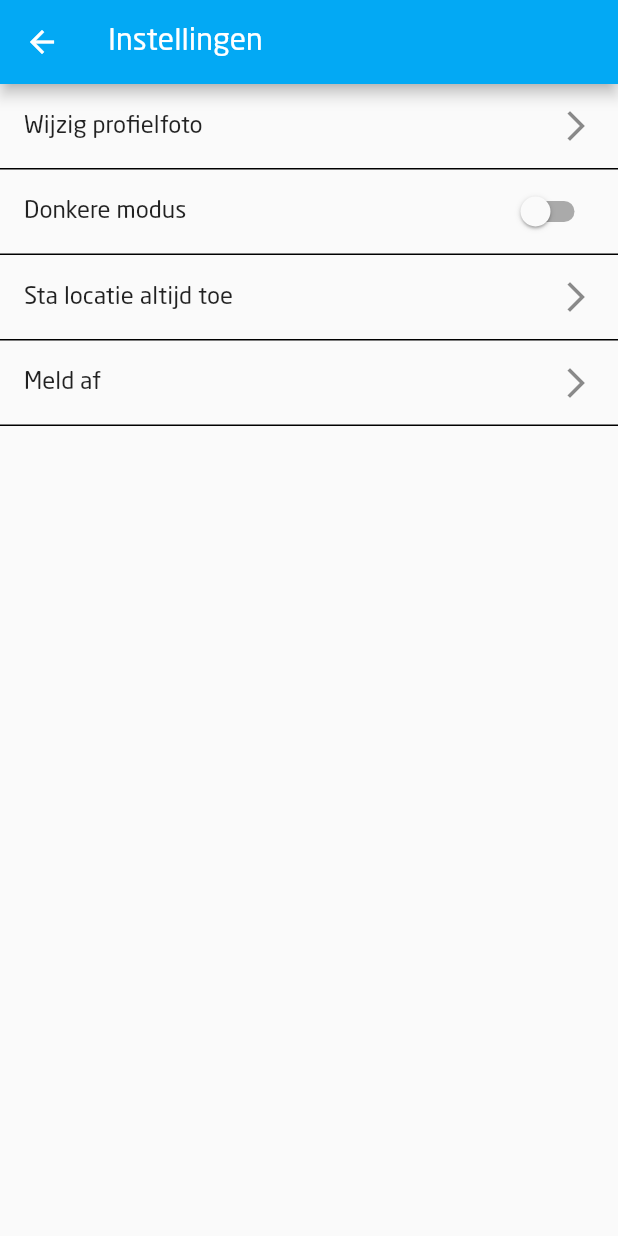
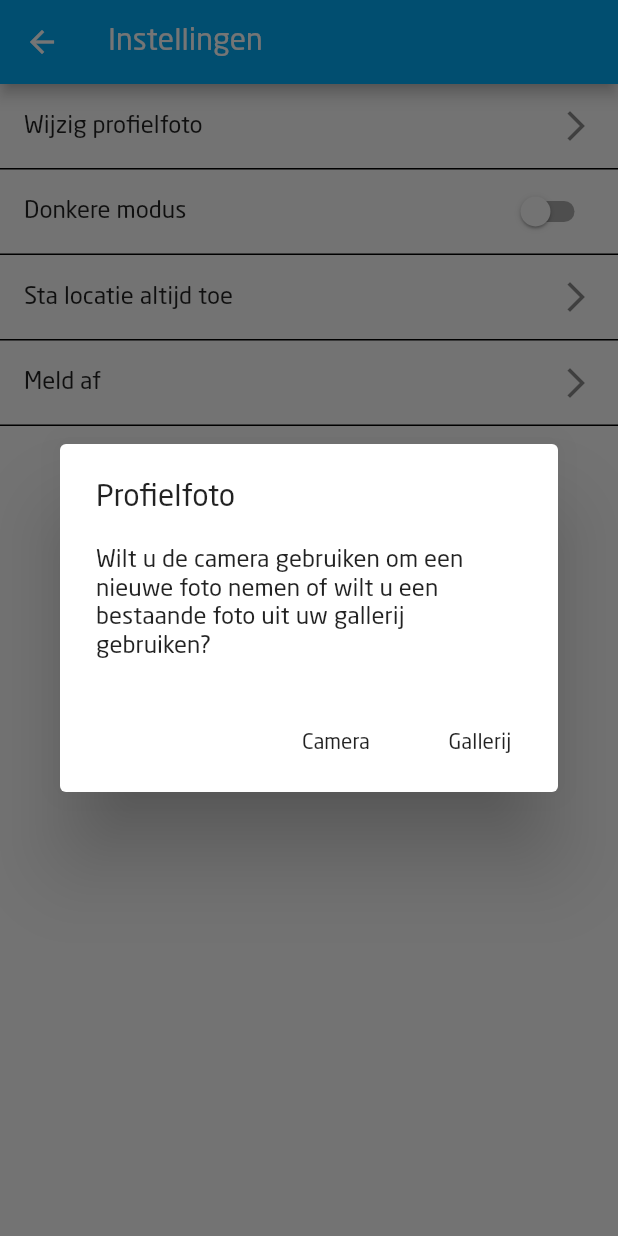
Before and after one commit to oSoc18/gentlestudent, a Flutter app: the SettingsPage screen opened by its route, after a tap on "Wijzig profielfoto", on a phone screen of 412 x 824 dp. Run offline on Flutter 3.47's test engine with Material 2 defaults, Android fonts, the phone set to English and light mode, and no system bars; our stand-ins replace cached_network_image, cloud_firestore, date_format, dynamic_theme, firebase_auth, flutter_map and 3 more; missing offline and left inert: beacons, flutter_html_view, intro_views_flutter, local_notifications; accounts and stored records are empty.

Commit message:
A user can select a picture using the camera and the gallery

```diff
--- a/gentle_student/lib/pages/user/settings/settings_page.dart
+++ b/gentle_student/lib/pages/user/settings/settings_page.dart
@@ -1,10 +1,12 @@
 import 'dart:async';
+import 'dart:io';
 
 import 'package:Gentle_Student/data/database_helper.dart';
 import 'package:Gentle_Student/pages/login/login_page.dart';
 import 'package:dynamic_theme/dynamic_theme.dart';
 import 'package:firebase_auth/firebase_auth.dart';
 import 'package:flutter/material.dart';
+import 'package:image_picker/image_picker.dart';
 
 class SettingsPage extends StatefulWidget {
   static String tag = 'settings-page';
@@ -17,6 +19,7 @@ class _SettingsPageState extends State<SettingsPage> {
   final db = new DatabaseHelper();
   final scaffoldKey = new GlobalKey<ScaffoldState>();
   bool _switchValue = false;
+  File _image;
 
   //Function for switching between dark mode and light mode
   void _changeBrightnessAndColor() {
@@ -94,6 +97,50 @@ class _SettingsPageState extends State<SettingsPage> {
     );
   }
 
+  //Let user choose between camera and gallery
+  Future<Null> _displayCameraOrGalleryDialog() async {
+    return showDialog<Null>(
+      context: context,
+      builder: (BuildContext context) {
+        return new AlertDialog(
+          title: new Text("Profielfoto"),
+          content: new SingleChildScrollView(
+            child: new ListBody(
+              children: <Widget>[
+                new Text('Wilt u de camera gebruiken om een nieuwe foto nemen of wilt u een bestaande foto uit uw gallerij gebruiken?'),
+              ],
+            ),
+          ),
+          actions: <Widget>[
+            new FlatButton(
+              child: new Text('Camera'),
+              onPressed: () {
+                Navigator.of(context).pop();
+                getImage(ImageSource.camera);
+              },
+            ),
+            new FlatButton(
+              child: new Text('Gallerij'),
+              onPressed: () {
+                Navigator.of(context).pop();
+                getImage(ImageSource.gallery);
+              },
+            ),
+          ],
+        );
+      },
+    );
+  }
+
+  //Let user take a picture or choose an existing picture from their gallery
+  Future getImage(ImageSource imageSource) async {
+    var image = await ImagePicker.pickImage(source: imageSource);
+
+    setState(() {
+      _image = image;
+    });
+  }
+
   //Location permission dialog
   Future<Null> _displayLocationPermissionDialog() async {
     return showDialog<Null>(
@@ -143,7 +190,7 @@ class _SettingsPageState extends State<SettingsPage> {
             child: ListTile(
               trailing: Icon(Icons.arrow_forward_ios),
               title: Text('Wijzig profielfoto'),
-              onTap: () {},
+              onTap: () => _displayCameraOrGalleryDialog(),
             ),
             decoration: new BoxDecoration(
               border: new Border(
--- a/gentle_student/pubspec.yaml
+++ b/gentle_student/pubspec.yaml
@@ -14,6 +14,8 @@ dependencies:
   firebase_core: 0.2.4
   firebase_auth: 0.5.12
   cloud_firestore: 0.7.3
+  firebase_storage: 1.0.1
+  image_picker: ^0.4.5
   local_notifications: any
   flutter_local_notifications: "^0.3.5"
   beacons: "^0.3.0"
```
Also changed, not shown: gentle_student/pubspec.lock, 4 other files.
